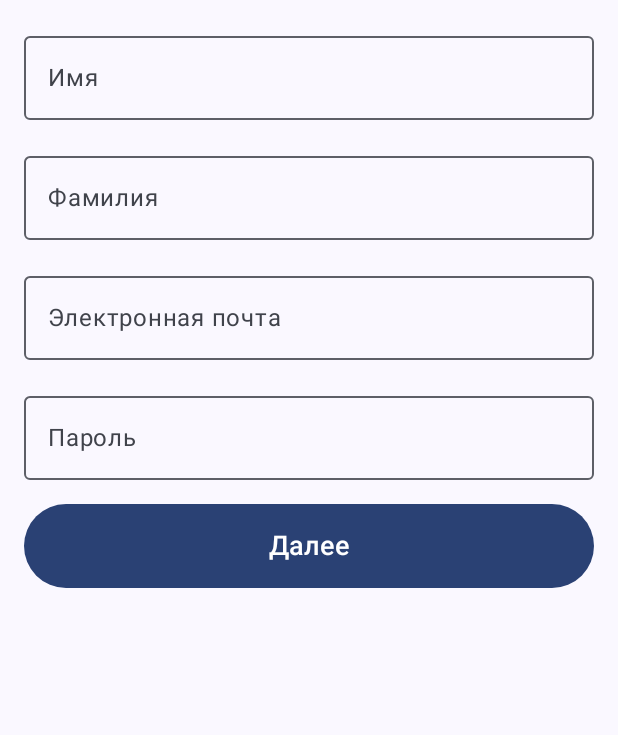
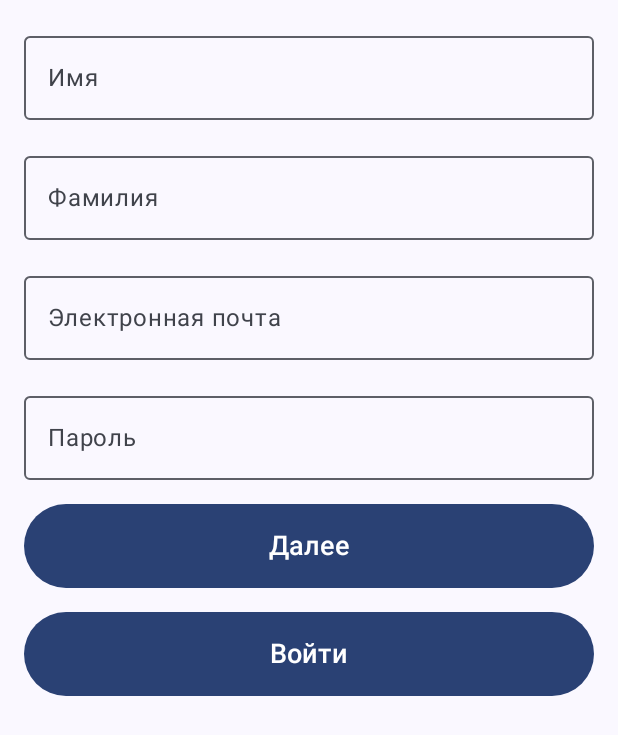
Before and after one commit to khrishchanovich/MobileAppOfVolunteerAssistance, an Android app built with Jetpack Compose: the RegistrationActivity screen opened directly, with no data from a screen before it, on a phone screen of 412 x 824 dp. Shown: the top 735 px of the screen. Run offline under Robolectric (Android 15) with nearby library versions, the phone set to English and light mode, and no system bars.

Commit message:
feat: create button to log in account

```diff
--- a/VolunteerAssistance/app/src/main/java/com/example/volunteerassistance/RegistrationActivity.kt
+++ b/VolunteerAssistance/app/src/main/java/com/example/volunteerassistance/RegistrationActivity.kt
@@ -109,6 +109,15 @@ fun RegistrationScreen(onNextClick: () -> Unit) {
             ) {
                 Text("Далее", fontSize = 18.sp)
             }
+
+            Button(
+                onClick = { },
+                modifier = Modifier
+                    .fillMaxWidth()
+                    .height(56.dp)
+            ) {
+                Text("Войти", fontSize = 18.sp)
+            }
         }
     }
 }
```
